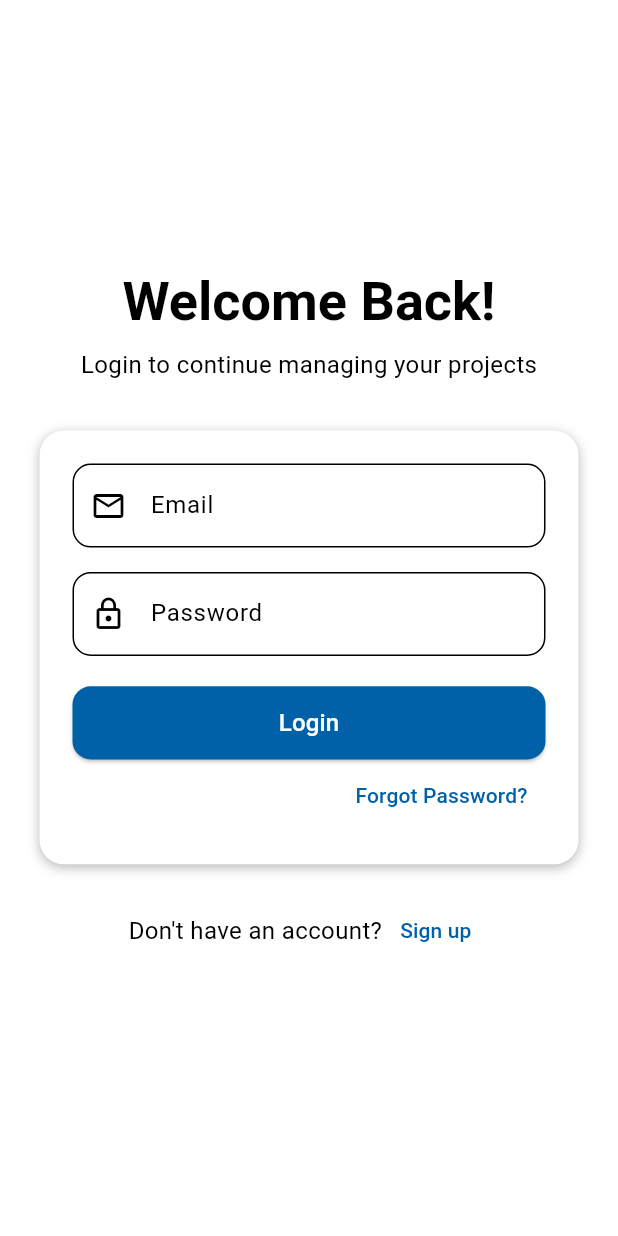
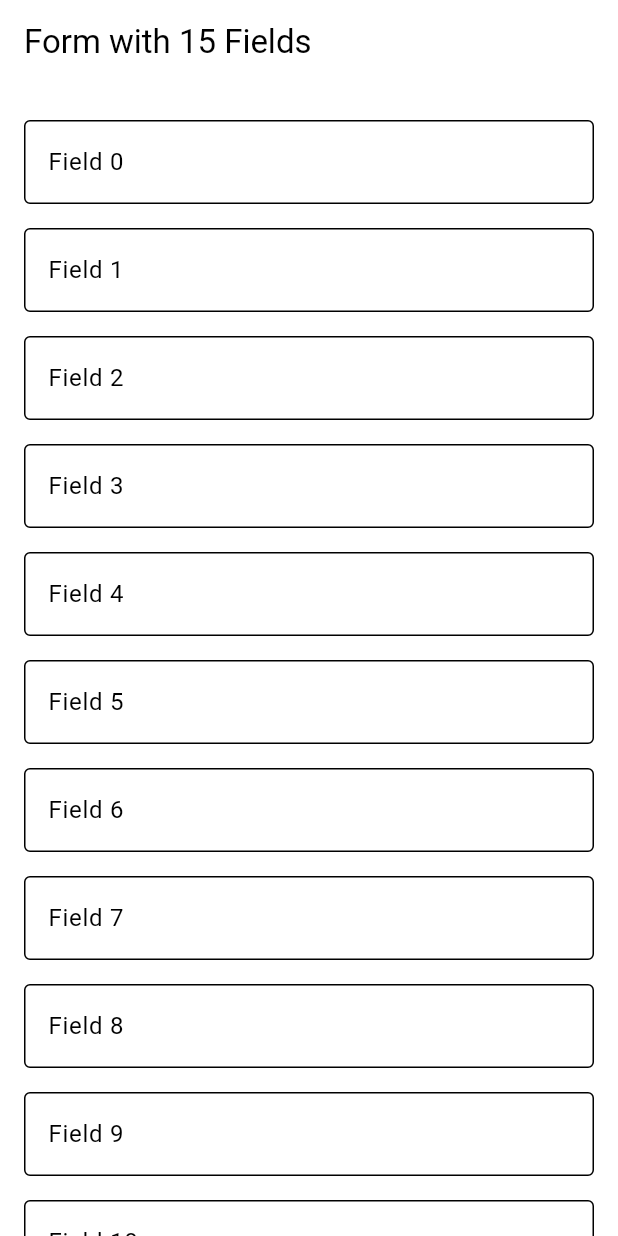
Before and after one commit to akarshrnz/project_management, a Flutter app: the screen it shows after launch, on a phone screen of 412 x 824 dp. Run offline on Flutter 3.47's test engine with Material 3 defaults, Android fonts, the phone set to English and light mode, and no system bars; drawn by our look-alikes of reactive_forms; our stand-ins replace carousel_slider, cloud_firestore, connectivity_plus, equatable, firebase_auth, firebase_core and 7 more; accounts and stored records are empty.

Commit message:
15 form field added using reactive form and auto scroll validation issue fixed

```diff
--- a/lib/core/config/router/app_router.dart
+++ b/lib/core/config/router/app_router.dart
@@ -3,6 +3,7 @@ import 'package:project_management/core/config/router/app_routes.dart';
 import 'package:project_management/features/auth/presentation/pages/login_page.dart';
 import 'package:project_management/features/auth/presentation/pages/signup_page.dart';
 import 'package:project_management/features/auth/presentation/pages/forgot_password_page.dart';
+import 'package:project_management/features/form_submit/presentation/pages/form_page.dart';
 import 'package:project_management/features/home/domain/entites/project_entity.dart';
 import 'package:project_management/features/home/presentation/pages/home_screen.dart';
 import 'package:project_management/features/home/presentation/pages/project_detail_screen.dart';
@@ -11,6 +12,9 @@ import 'package:project_management/features/home/presentation/pages/project_deta
 class AppRouter {
   static Route<dynamic> generateRoute(RouteSettings settings) {
     switch (settings.name) {
+
+      case AppRoutes.formSubmit:
+        return MaterialPageRoute(builder: (_) => const FormPage());
       case AppRoutes.login:
         return MaterialPageRoute(builder: (_) => const LoginPage());
 
--- a/lib/core/config/router/app_routes.dart
+++ b/lib/core/config/router/app_routes.dart
@@ -1,5 +1,7 @@
 class AppRoutes {
-  static const String login = '/';
+  static const String formSubmit = '/';
+    static const String login = '/login';
+
   static const String signup = '/signup';
   static const String forgotPassword = '/forgot-password';
   static const String home = '/home';
--- /dev/null
+++ b/lib/features/form_submit/presentation/bloc/form_bloc.dart
@@ -0,0 +1,68 @@
+import 'package:flutter/material.dart';
+import 'package:flutter_bloc/flutter_bloc.dart';
+import 'package:reactive_forms/reactive_forms.dart';
+
+import 'form_event.dart';
+import 'form_state.dart' as form_bloc_state;
+
+class FormBloc extends Bloc<FormEvent, form_bloc_state.FormState> {
+  final FormGroup form;
+  final ScrollController scrollController = ScrollController();
+  final List<GlobalKey> fieldKeys = List.generate(15, (_) => GlobalKey());
+  final List<FocusNode> focusNodes = List.generate(15, (_) => FocusNode());
+
+  FormBloc(this.form) : super(form_bloc_state.FormInitial()) {
+    on<SubmitFormEvent>(_onSubmit);
+  }
+
+  void _onSubmit(SubmitFormEvent event, Emitter<form_bloc_state.FormState> emit) {
+    form.markAllAsTouched();
+    if (form.valid) {
+      emit(form_bloc_state.FormSubmitting());
+      Future.delayed(const Duration(seconds: 1), () {
+        emit(form_bloc_state.FormSubmitted());
+      });
+    } else {
+      scrollToFirstError();
+      emit(form_bloc_state.FormValidationError("Form contains errors"));
+    }
+  }
+
+  void scrollToFirstError() {
+  for (int i = 0; i < 15; i++) {
+    if (form.control('field$i').invalid) {
+      final context = fieldKeys[i].currentContext;
+      if (context != null) {
+        WidgetsBinding.instance.addPostFrameCallback((_) async {
+          FocusManager.instance.primaryFocus?.unfocus();
+
+          await Scrollable.ensureVisible(
+            context,
+            duration: const Duration(milliseconds: 400),
+            alignment: 0.0,
+            curve: Curves.easeInOut,
+          );
+
+          Future.delayed(const Duration(milliseconds: 100), () {
+            focusNodes[i].requestFocus();
+            FocusScope.of(context).requestFocus(focusNodes[i]);
+          });
+        });
+      }
+      break;
+    }
+  }
+}
+
+
+
+  @override
+  Future<void> close() {
+    // Clean up focus nodes
+    for (final node in focusNodes) {
+      node.dispose();
+    }
+    scrollController.dispose();
+    return super.close();
+  }
+}
--- /dev/null
+++ b/lib/features/form_submit/presentation/bloc/form_event.dart
@@ -0,0 +1,3 @@
+abstract class FormEvent {}
+
+class SubmitFormEvent extends FormEvent {}
--- /dev/null
+++ b/lib/features/form_submit/presentation/bloc/form_state.dart
@@ -0,0 +1,12 @@
+abstract class FormState {}
+
+class FormInitial extends FormState {}
+
+class FormSubmitting extends FormState {}
+
+class FormSubmitted extends FormState {}
+
+class FormValidationError extends FormState {
+  final String error;
+  FormValidationError(this.error);
+}
--- /dev/null
+++ b/lib/features/form_submit/presentation/pages/form_page.dart
@@ -0,0 +1,80 @@
+import 'package:flutter/material.dart';
+import 'package:flutter_bloc/flutter_bloc.dart';
+import 'package:reactive_forms/reactive_forms.dart';
+
+import '../bloc/form_bloc.dart';
+import '../bloc/form_event.dart';
+import '../bloc/form_state.dart' as form_bloc_state;
+
+class FormPage extends StatelessWidget {
+  const FormPage({super.key});
+
+  FormGroup buildForm() {
+    return fb.group({
+      for (int i = 0; i < 15; i++)
+        'field$i': FormControl<String>(validators: [Validators.required])
+    });
+  }
+
+  @override
+  Widget build(BuildContext context) {
+    final form = buildForm();
+
+    return BlocProvider(
+      create: (_) => FormBloc(form),
+      child: Builder(
+        builder: (context) {
+          final bloc = context.read<FormBloc>();
+
+          return Scaffold(
+            appBar: AppBar(title: const Text("Form with 15 Fields")),
+            body: BlocListener<FormBloc, form_bloc_state.FormState>(
+              listener: (context, state) {
+                if (state is form_bloc_state.FormSubmitted) {
+                  ScaffoldMessenger.of(context).showSnackBar(
+                    const SnackBar(content: Text("Form submitted successfully")),
+                  );
+                }
+              },
+              child: ReactiveForm(
+                formGroup: form,
+                child: SingleChildScrollView(
+                  controller: bloc.scrollController,
+                  padding: const EdgeInsets.all(16),
+                  child: Column(
+                    children: [
+                      for (int i = 0; i < 15; i++)
+  Padding(
+    key: bloc.fieldKeys[i],
+    padding: const EdgeInsets.symmetric(vertical: 8.0),
+    child: ReactiveTextField<String>(
+      formControlName: 'field$i',
+      focusNode: bloc.focusNodes[i],
+      decoration: InputDecoration(
+        labelText: 'Field $i',
+        border: OutlineInputBorder(),
+      ),
+      validationMessages: {
+        ValidationMessage.required: (_) => 'Field $i is required',
+      },
+    ),
+  ),
+
+                      const SizedBox(height: 20),
+                      ElevatedButton(
+                        onPressed: () {
+                          context.read<FormBloc>().add(SubmitFormEvent());
+                        },
+                        child: const Text("Submit"),
+                      ),
+                    ],
+                  ),
+                ),
+              ),
+            ),
+          );
+        },
+      ),
+    );
+  }
+}
--- a/lib/main.dart
+++ b/lib/main.dart
@@ -14,7 +14,7 @@ void main() async {
   WidgetsFlutterBinding.ensureInitialized();
   await Firebase.initializeApp();
 
-  await setupLocator(); // 👈 initialize DI
+  await setupLocator();
 
   runApp(const MyApp());
 }
--- a/pubspec.yaml
+++ b/pubspec.yaml
@@ -45,6 +45,7 @@ dependencies:
   get_it: ^8.0.3
   google_maps_flutter: ^2.12.2
   image_picker: ^1.1.2
+  reactive_forms: ^18.1.1
   shared_preferences: ^2.5.3
   url_launcher: ^6.3.1
   video_player: ^2.9.5
```
Also changed, not shown: pubspec.lock.
